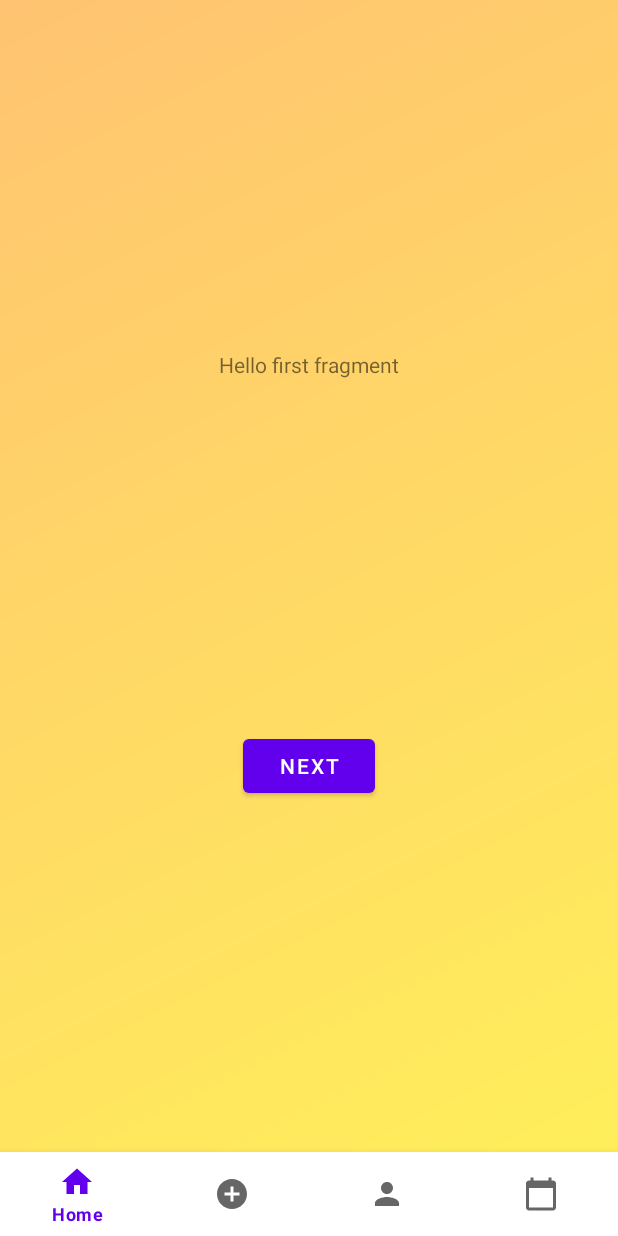
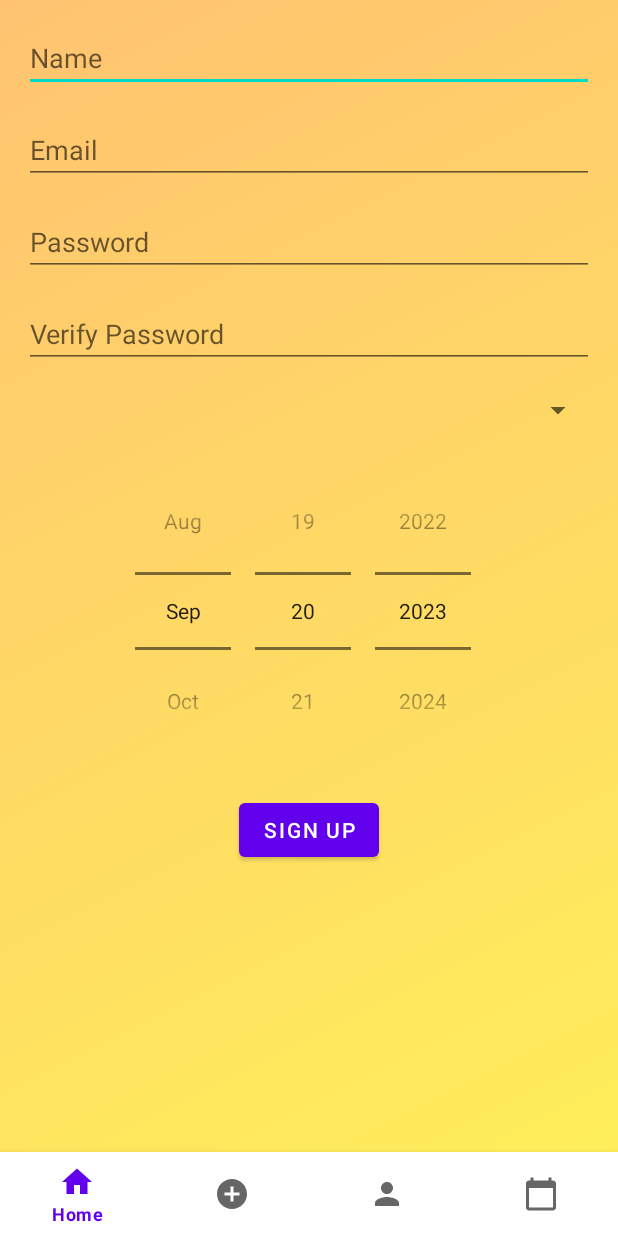
Before and after one commit to ISIS3510-202320-Team31/Android-Kotlin, an Android app: the screen it shows after launch (MainActivity), on a phone screen of 412 x 824 dp. Run offline under Robolectric (Android 15) with nearby library versions, the light colour scheme and no system bars; our stand-ins replace navigation-ui.

Commit message:
sign up form created and resources updated

```diff
--- a/app/src/main/java/com/example/hive/view/MainActivity.kt
+++ b/app/src/main/java/com/example/hive/view/MainActivity.kt
@@ -18,7 +18,7 @@
         binding = ActivityMainBinding.inflate(layoutInflater)
         setContentView(binding.root)
 
-        replaceFragment(FirstFragment())
+        replaceFragment(SignUpFragment())
 
         binding.bottomNavigation.setOnItemSelectedListener {
             when(it.itemId) {
--- a/app/src/main/res/layout/fragment_sign_up.xml
+++ b/app/src/main/res/layout/fragment_sign_up.xml
@@ -1,13 +1,91 @@
 <?xml version="1.0" encoding="utf-8"?>
-<FrameLayout xmlns:android="http://schemas.android.com/apk/res/android"
+<androidx.constraintlayout.widget.ConstraintLayout
+    xmlns:android="http://schemas.android.com/apk/res/android"
+    xmlns:app="http://schemas.android.com/apk/res-auto"
     xmlns:tools="http://schemas.android.com/tools"
     android:layout_width="match_parent"
     android:layout_height="match_parent"
-    tools:context=".view.SignUpFragment">
+    >
 
-    <TextView
-        android:layout_width="match_parent"
-        android:layout_height="match_parent"
-        android:text="Hello" />
+    <EditText
+        android:id="@+id/editTextName"
+        android:layout_width="0dp"
+        android:layout_height="wrap_content"
+        android:hint="Name"
+        android:inputType="textPersonName"
+        app:layout_constraintTop_toTopOf="parent"
+        app:layout_constraintStart_toStartOf="parent"
+        app:layout_constraintEnd_toEndOf="parent"
+        android:layout_marginTop="16dp"
+        android:layout_marginHorizontal="16dp" />
 
-</FrameLayout>
+    <EditText
+        android:id="@+id/editTextEmail"
+        android:layout_width="0dp"
+        android:layout_height="wrap_content"
+        android:hint="Email"
+        android:inputType="textEmailAddress"
+        app:layout_constraintTop_toBottomOf="@+id/editTextName"
+        app:layout_constraintStart_toStartOf="parent"
+        app:layout_constraintEnd_toEndOf="parent"
+        android:layout_marginTop="16dp"
+        android:layout_marginHorizontal="16dp" />
+
+    <EditText
+        android:id="@+id/editTextPassword"
+        android:layout_width="0dp"
+        android:layout_height="wrap_content"
+        android:hint="Password"
+        android:inputType="textPassword"
+        app:layout_constraintTop_toBottomOf="@+id/editTextEmail"
+        app:layout_constraintStart_toStartOf="parent"
+        app:layout_constraintEnd_toEndOf="parent"
+        android:layout_marginTop="16dp"
+        android:layout_marginHorizontal="16dp" />
+
+    <EditText
+        android:id="@+id/editTextVerifyPassword"
+        android:layout_width="0dp"
+        android:layout_height="wrap_content"
+        android:hint="Verify Password"
+        android:inputType="textPassword"
+        app:layout_constraintTop_toBottomOf="@+id/editTextPassword"
+        app:layout_constraintStart_toStartOf="parent"
+        app:layout_constraintEnd_toEndOf="parent"
+        android:layout_marginTop="16dp"
+        android:layout_marginHorizontal="16dp" />
+
+    <Spinner
+        android:id="@+id/spinnerCareer"
+        android:layout_width="0dp"
+        android:layout_height="wrap_content"
+        android:hint="Choose a Career"
+        app:layout_constraintTop_toBottomOf="@+id/editTextVerifyPassword"
+        app:layout_constraintStart_toStartOf="parent"
+        app:layout_constraintEnd_toEndOf="parent"
+        android:layout_marginTop="16dp"
+        android:layout_marginHorizontal="16dp" />
+
+    <DatePicker
+        android:id="@+id/datePickerBirthdate"
+        android:layout_width="wrap_content"
+        android:layout_height="wrap_content"
+        android:calendarViewShown="false"
+        android:datePickerMode="spinner"
+        android:spinnersShown="true"
+        app:layout_constraintTop_toBottomOf="@+id/spinnerCareer"
+        app:layout_constraintStart_toStartOf="parent"
+        app:layout_constraintEnd_toEndOf="parent"
+        android:layout_marginTop="16dp" />
+
+    <Button
+        android:id="@+id/buttonSignUp"
+        android:layout_width="wrap_content"
+        android:layout_height="wrap_content"
+        android:text="Sign Up"
+        app:layout_constraintTop_toBottomOf="@+id/datePickerBirthdate"
+        app:layout_constraintStart_toStartOf="parent"
+        app:layout_constraintEnd_toEndOf="parent"
+        android:layout_marginTop="16dp" />
+
+</androidx.constraintlayout.widget.ConstraintLayout>
```
Also changed, not shown: app/src/main/res/drawable/HIVE_LOGO_big.png (added), app/src/main/res/drawable/HIVE_LOGO_small.png (added).
